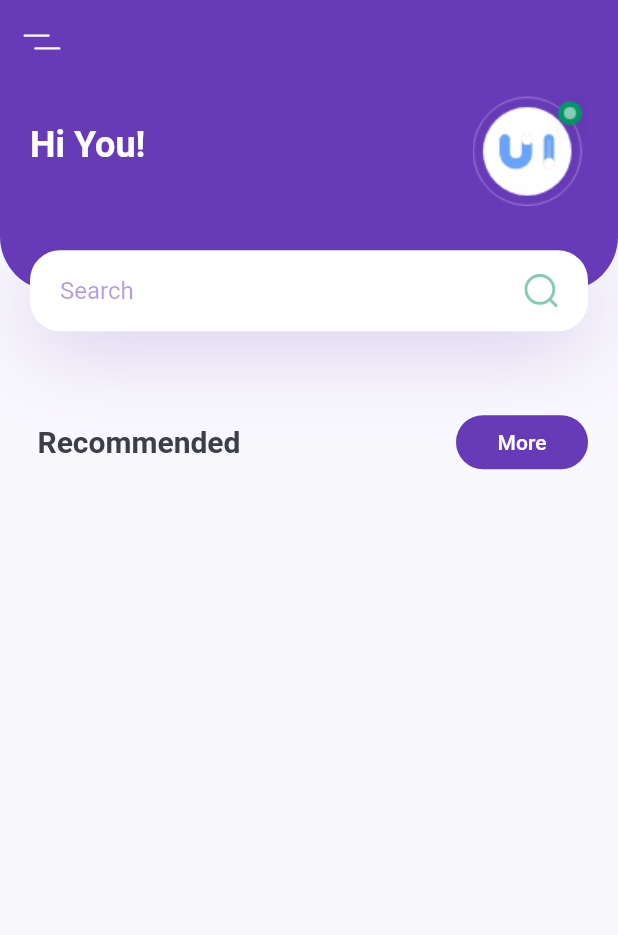
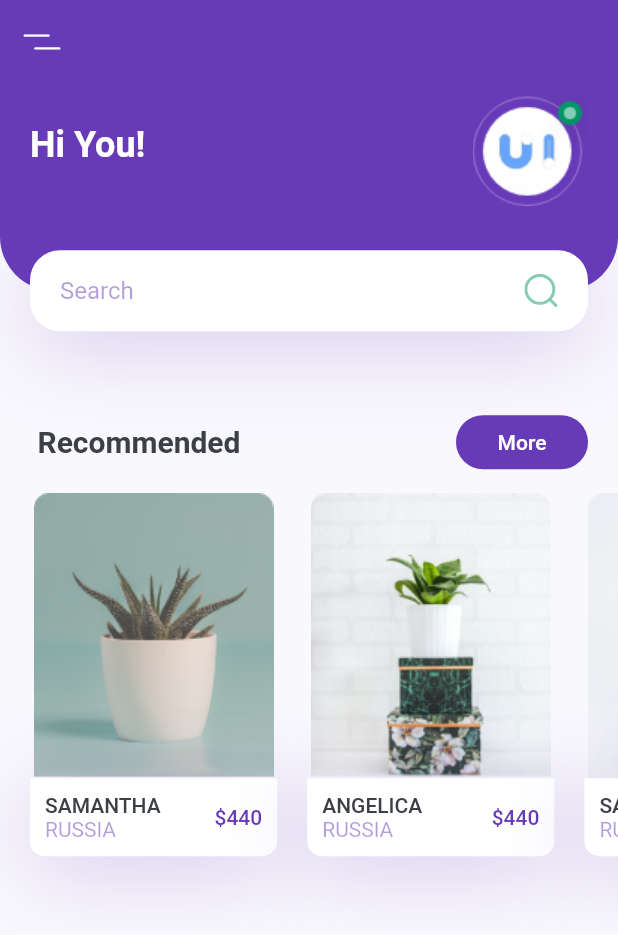
Before and after one commit to arthurnovello/appHibrido_Letras, a Flutter app: the screen it shows after launch, on a phone screen of 412 x 824 dp. Shown: the top 935 px of the screen. Run offline on Flutter 3.47's test engine with Material 2 defaults, Android fonts, the phone set to English and light mode, and no system bars; our stand-ins replace flutter_svg.

Commit message:
homeScreen

```diff
--- a/lib/screens/home/components/body.dart
+++ b/lib/screens/home/components/body.dart
@@ -1,23 +1,23 @@
+import 'package:appHibrido_Letras/screens/home/components/recomend.dart';
 import 'package:appHibrido_Letras/screens/home/components/title_with_more_button.dart';
 import 'package:flutter/material.dart';
-
-
 import 'header_with_searchbox.dart';
 
 class Body extends StatelessWidget {
   @override
   Widget build(BuildContext context) {
-    Size size = MediaQuery
-        .of(context)
-        .size;
+    Size size = MediaQuery.of(context).size;
     return SingleChildScrollView(
       child: Column(
         children: <Widget>[
           HeaderWithSearchBox(size, context),
-          TitleWithMoreButton(title: "Recommended", press: (){},),
-        ],),
+          TitleWithMoreButton(
+            title: "Recommended",
+            press: () {},
+          ),
+          Recomends(),
+        ],
+      ),
     );
   }
-
-
 }
--- /dev/null
+++ b/lib/screens/home/components/recomend.dart
@@ -0,0 +1,122 @@
+import 'package:flutter/material.dart';
+
+
+import '../../../constants.dart';
+
+class Recomends extends StatelessWidget {
+  const Recomends({
+    Key key,
+  }) : super(key: key);
+
+  @override
+  Widget build(BuildContext context) {
+    return SingleChildScrollView(
+      scrollDirection: Axis.horizontal,
+      child: Row(
+        children: <Widget>[
+          RecomendCard(
+            image: "assets/images/image_1.png",
+            title: "Samantha",
+            country: "Russia",
+            price: 440,
+            press: () {},
+          ),
+          RecomendCard(
+            image: "assets/images/image_2.png",
+            title: "Angelica",
+            country: "Russia",
+            price: 440,
+            press: () {},
+          ),
+          RecomendCard(
+            image: "assets/images/image_3.png",
+            title: "Samantha",
+            country: "Russia",
+            price: 440,
+            press: () {},
+          ),
+        ],
+      ),
+    );
+  }
+}
+
+class RecomendCard extends StatelessWidget {
+  const RecomendCard({
+    Key key,
+    this.image,
+    this.title,
+    this.country,
+    this.price,
+    this.press,
+  }) : super(key: key);
+
+  final String image, title, country;
+  final int price;
+  final Function press;
+
+  @override
+  Widget build(BuildContext context) {
+    Size size = MediaQuery.of(context).size;
+    return Container(
+      margin: EdgeInsets.only(
+        left: kDefaultPadding,
+        top: kDefaultPadding / 2,
+        bottom: kDefaultPadding * 2.5,
+      ),
+      width: size.width * 0.4,
+      child: Column(
+        children: <Widget>[
+          Image.asset(image),
+          GestureDetector(
+            onTap: press,
+            child: Container(
+              padding: EdgeInsets.all(kDefaultPadding / 2),
+              decoration: BoxDecoration(
+                color: Colors.white,
+                borderRadius: BorderRadius.only(
+                  bottomLeft: Radius.circular(10),
+                  bottomRight: Radius.circular(10),
+                ),
+                boxShadow: [
+                  BoxShadow(
+                    offset: Offset(0, 10),
+                    blurRadius: 50,
+                    color: kPrimaryColor.withOpacity(0.23),
+                  ),
+                ],
+              ),
+              child: Row(
+                children: <Widget>[
+                  RichText(
+                    text: TextSpan(
+                      children: [
+                        TextSpan(
+                            text: "$title\n".toUpperCase(),
+                            style: Theme.of(context).textTheme.button),
+                        TextSpan(
+                          text: "$country".toUpperCase(),
+                          style: TextStyle(
+                            color: kPrimaryColor.withOpacity(0.5),
+                          ),
+                        ),
+                      ],
+                    ),
+                  ),
+                  Spacer(),
+                  Text(
+                    '\$$price',
+                    style: Theme.of(context)
+                        .textTheme
+                        .button
+                        .copyWith(color: kPrimaryColor),
+                  )
+                ],
+              ),
+            ),
+          )
+        ],
+      ),
+    );
+  }
+}
```
